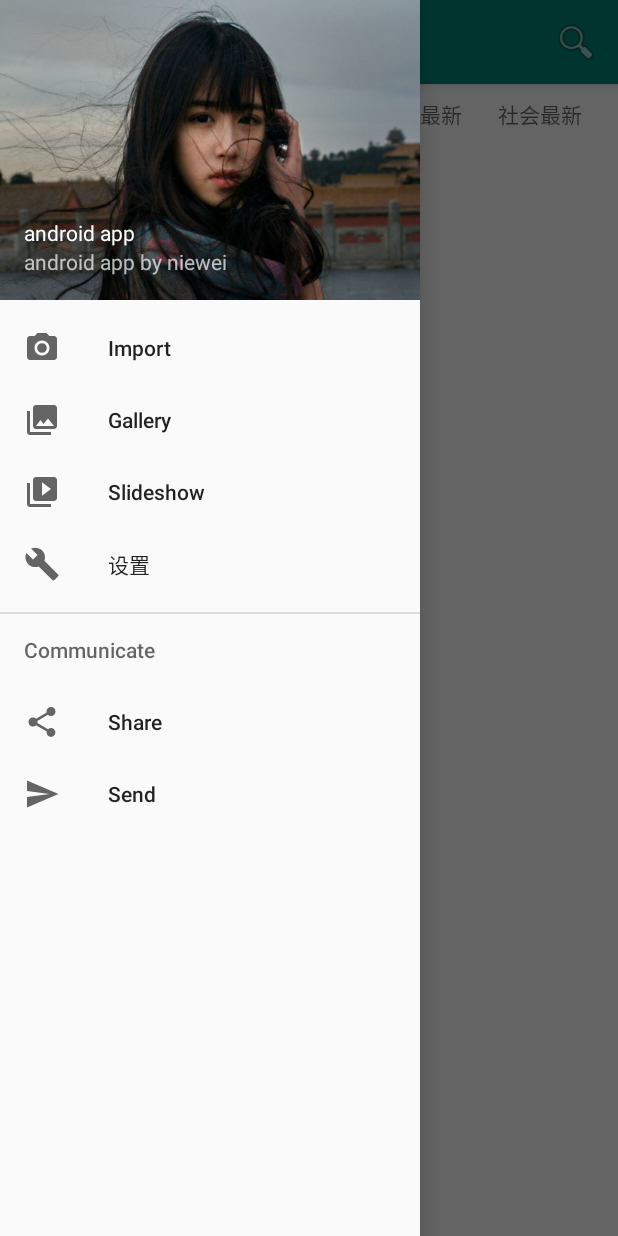
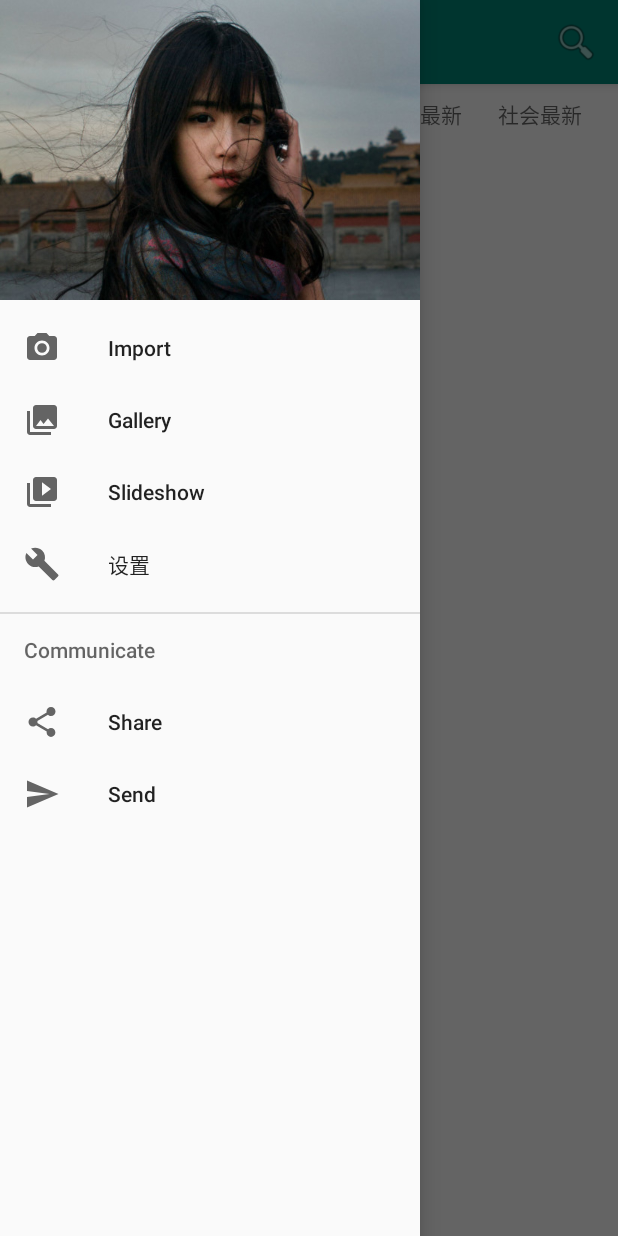
Before and after one commit to niewei20a/16211160204niewei3, an Android app: the screen it shows after launch (MainActivity), with the side drawer open, on a phone screen of 412 x 824 dp. Run offline under Robolectric (Android 15) with nearby library versions, the phone set to English and light mode, and no system bars; libraries missing offline, so code that uses them is left out: com.facebook.drawee, com.facebook.imagepipeline, com.scwang.smartrefresh, com.squareup.leakcanary; 7 statements that could not run were skipped.

Commit message:
complete  download

```diff
--- a/app/src/main/AndroidManifest.xml
+++ b/app/src/main/AndroidManifest.xml
@@ -7,7 +7,7 @@
     <application
         android:name=".Application.AppNews"
         android:allowBackup="true"
-        android:icon="@drawable/ic"
+        android:icon="@drawable/read"
         android:label="聂伟"
         android:roundIcon="@mipmap/ic_launcher_round"
         android:sharedUserId="android.uid.shell"
--- a/app/src/main/res/layout/nav_header_main.xml
+++ b/app/src/main/res/layout/nav_header_main.xml
@@ -19,17 +19,5 @@
         android:contentDescription="@string/nav_header_desc"
         android:paddingTop="@dimen/nav_header_vertical_spacing" />
 
-    <TextView
-        android:layout_width="match_parent"
-        android:layout_height="wrap_content"
-        android:paddingTop="@dimen/nav_header_vertical_spacing"
-        android:text="@string/nav_header_title"
-        android:textAppearance="@style/TextAppearance.AppCompat.Body1" />
-
-    <TextView
-        android:id="@+id/textView"
-        android:layout_width="wrap_content"
-        android:layout_height="wrap_content"
-        android:text="@string/nav_header_subtitle" />
 
 </LinearLayout>
--- a/app/src/main/res/values/strings.xml
+++ b/app/src/main/res/values/strings.xml
@@ -2,8 +2,8 @@
     <string name="app_name">16211160204niewei</string>
     <string name="navigation_drawer_open">Open navigation drawer</string>
     <string name="navigation_drawer_close">Close navigation drawer</string>
-    <string name="nav_header_title">android app</string>
-    <string name="nav_header_subtitle">android app by niewei</string>
+    <string name="nav_header_title">android application</string>
+    <string name="nav_header_subtitle">nie wei</string>
     <string name="nav_header_desc">Navigation header</string>
     <string name="action_settings">设置</string>
     <item name="tag_first" type="id"></item>
```
